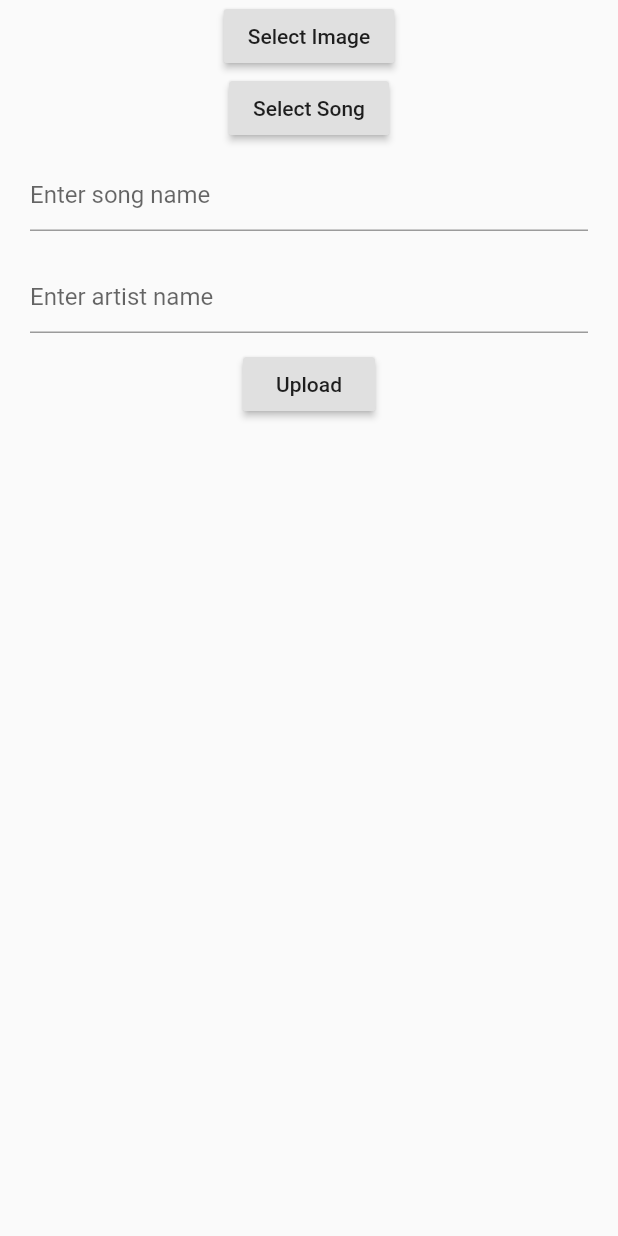
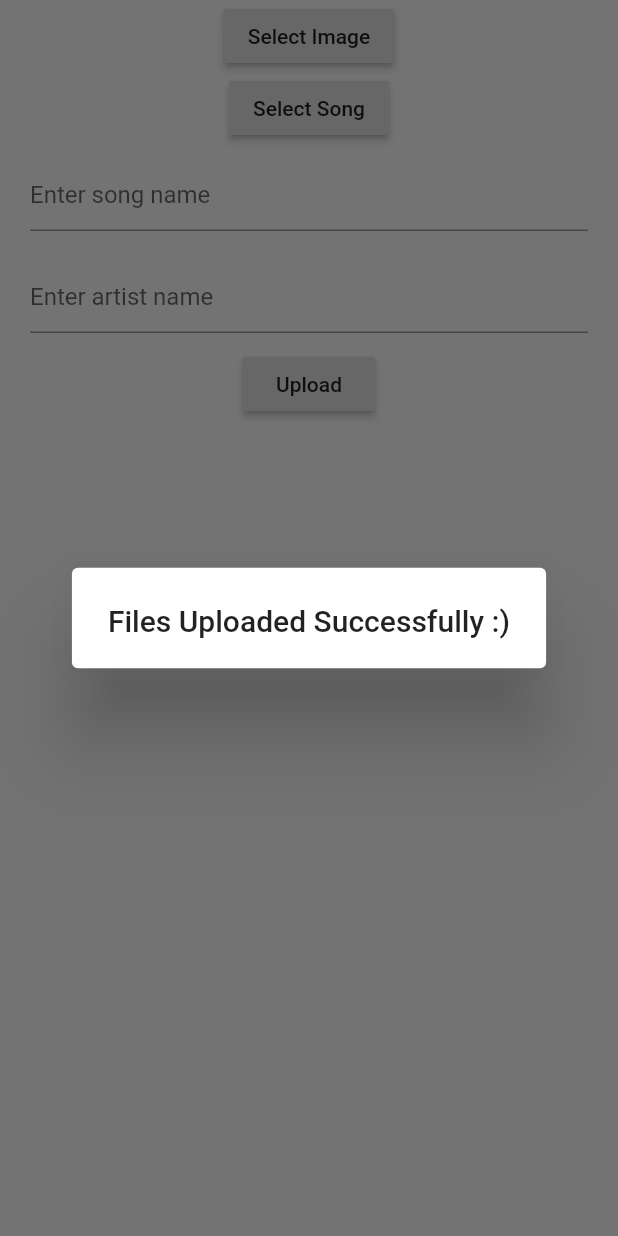
Before and after one commit to gaurangkeluskar22/Basic-Music-Player-App, a Flutter app: the Upload widget shown alone on an empty page, opened directly, after a tap on "Upload", on a phone screen of 412 x 824 dp. Run offline on Flutter 3.47's test engine with Material 2 defaults, Android fonts, the phone set to English and light mode, and no system bars; our stand-ins replace cloud_firestore, file_picker, firebase_storage; missing offline and left inert: music_player; accounts and stored records are empty; network calls fail.

Commit message:
added alert Dialog

```diff
--- a/lib/screens/Upload.dart
+++ b/lib/screens/Upload.dart
@@ -6,69 +6,76 @@ import 'package:firebase_storage/firebase_storage.dart';
 import 'package:flutter/material.dart';
 import 'package:path/path.dart';
 
-
 class Upload extends StatefulWidget {
   @override
   _UploadState createState() => _UploadState();
 }
 
 class _UploadState extends State<Upload> {
-  TextEditingController songname=TextEditingController();
-  TextEditingController artistname=TextEditingController();
+  TextEditingController songname = TextEditingController();
+  TextEditingController artistname = TextEditingController();
 
-File image,song;
-String imagepath,songpath;
+  File image, song;
+  String imagepath, songpath;
   StorageReference ref;
-var image_down_url,song_down_url;
-final firestoreinstance=Firestore.instance;
+  var image_down_url, song_down_url;
+  final firestoreinstance = Firestore.instance;
 
-  void selectimage()async {
-    image=await FilePicker.getFile();
+  void selectimage() async {
+    image = await FilePicker.getFile();
 
     setState(() {
-      image=image;
-      imagepath=basename(image.path);
-      uploadimagefile(image.readAsBytesSync(),imagepath);
+      image = image;
+      imagepath = basename(image.path);
+      uploadimagefile(image.readAsBytesSync(), imagepath);
     });
   }
 
-  Future<String> uploadimagefile(List<int> image, String imagepath) async{
-    ref=FirebaseStorage.instance.ref().child(imagepath);
-    StorageUploadTask uploadTask=ref.putData(image);
+  Future<String> uploadimagefile(List<int> image, String imagepath) async {
+    ref = FirebaseStorage.instance.ref().child(imagepath);
+    StorageUploadTask uploadTask = ref.putData(image);
 
-    image_down_url=await (await uploadTask.onComplete).ref.getDownloadURL();
+    image_down_url = await (await uploadTask.onComplete).ref.getDownloadURL();
   }
 
-  void selectsong() async{
-    song=await FilePicker.getFile();
+  void selectsong() async {
+    song = await FilePicker.getFile();
 
     setState(() {
-      song=song;
-      songpath=basename(song.path);
-      uploadsongfile(song.readAsBytesSync(),songpath);
+      song = song;
+      songpath = basename(song.path);
+      uploadsongfile(song.readAsBytesSync(), songpath);
     });
   }
 
-    Future<String> uploadsongfile(List<int> song, String songpath) async{
-    ref=FirebaseStorage.instance.ref().child(songpath);
-    StorageUploadTask uploadTask=ref.putData(song);
+  Future<String> uploadsongfile(List<int> song, String songpath) async {
+    ref = FirebaseStorage.instance.ref().child(songpath);
+    StorageUploadTask uploadTask = ref.putData(song);
 
-    song_down_url=await (await uploadTask.onComplete).ref.getDownloadURL();
+    song_down_url = await (await uploadTask.onComplete).ref.getDownloadURL();
   }
 
-  finalupload(){
-    var data={
-      "song_name":songname.text,
-      "artist_name":artistname.text,
-      "song_url":song_down_url.toString(),
-      "image_url":image_down_url.toString(),
+  finalupload(context) {
+    var data = {
+      "song_name": songname.text,
+      "artist_name": artistname.text,
+      "song_url": song_down_url.toString(),
+      "image_url": image_down_url.toString(),
     };
 
-    firestoreinstance.collection("songs").document().setData(data);
+    firestoreinstance
+        .collection("songs")
+        .document()
+        .setData(data)
+        .whenComplete(() => showDialog(
+              context: context,
+              builder: (context) => _onTapButton(context),
+            ));
   }
 
-
-
+  _onTapButton(BuildContext context) {
+    return AlertDialog(title: Text("Files Uploaded Successfully :)"));
+  }
 
   @override
   Widget build(BuildContext context) {
@@ -76,11 +83,11 @@ final firestoreinstance=Firestore.instance;
         child: Column(
       children: <Widget>[
         RaisedButton(
-            onPressed: ()=>selectimage(),
+          onPressed: () => selectimage(),
           child: Text("Select Image"),
         ),
         RaisedButton(
-            onPressed: ()=>selectsong(),
+          onPressed: () => selectsong(),
           child: Text("Select Song"),
         ),
         Padding(
@@ -102,14 +109,10 @@ final firestoreinstance=Firestore.instance;
           ),
         ),
         RaisedButton(
-            onPressed: ()=>finalupload(),
-            child: Text(
-              "Upload"
-            ),
+          onPressed: () => finalupload(context),
+          child: Text("Upload"),
         ),
       ],
-      )
-
-    );
+    ));
   }
 }
```
Lines whose indentation alone changed are shown as unchanged.
